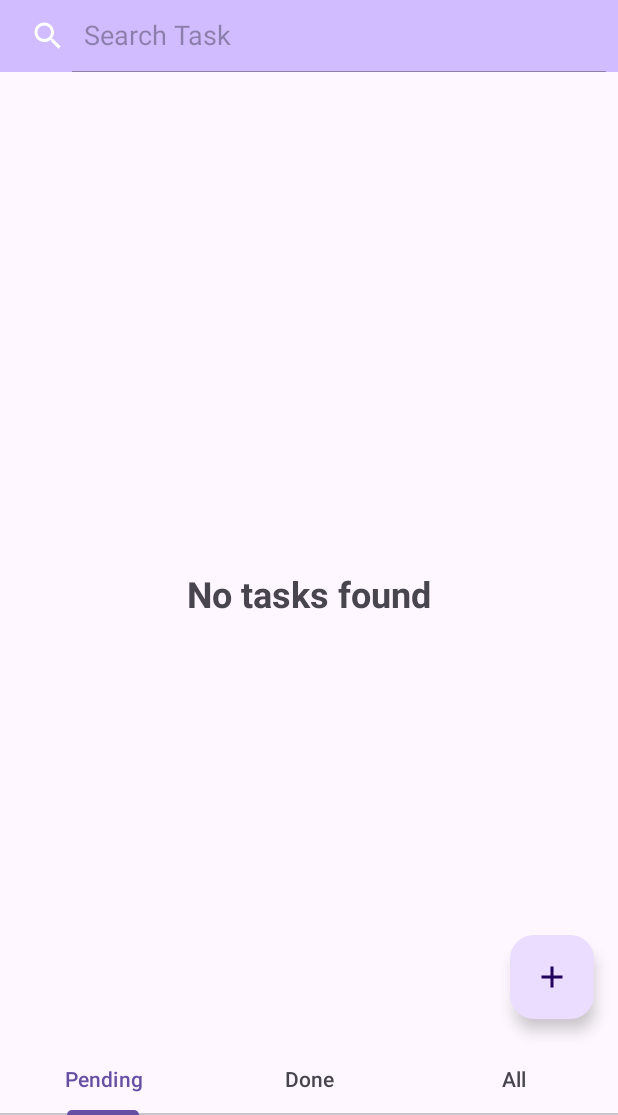
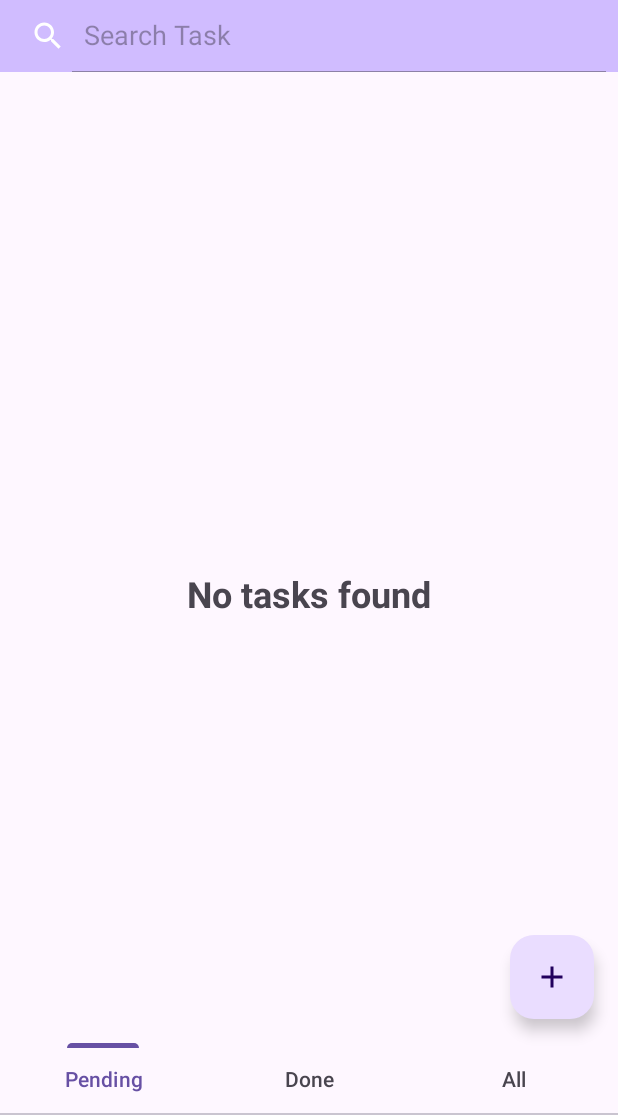
Before and after one commit to sif-zia/FirebaseTodo, an Android app: the screen it shows after launch once a user with an empty profile is signed in (MainActivity), on a phone screen of 412 x 824 dp, the part 121-1236 px from its top. Run offline under Robolectric (Android 15) with nearby library versions, the phone set to English and light mode, and no system bars; our stand-ins replace Firebase (no records; nobody signed in at launch, a user with empty details on screens opened directly).

Commit message:
Fixed the TabLayout not working button

```diff
--- a/app/src/main/res/layout/activity_main.xml
+++ b/app/src/main/res/layout/activity_main.xml
@@ -36,15 +36,6 @@
         </LinearLayout>
     </LinearLayout>
 
-    <!-- TabLayout for Tabs -->
-    <com.google.android.material.tabs.TabLayout
-        android:id="@+id/tab_layout"
-        android:layout_width="match_parent"
-        android:layout_height="wrap_content"
-        android:layout_alignParentBottom="true"
-        app:tabMode="fixed"
-        app:tabGravity="fill" />
-
     <SearchView
         android:id="@+id/sv"
         android:layout_width="match_parent"
@@ -77,4 +68,13 @@
         android:contentDescription="Add Task"
         app:srcCompat="@drawable/ic_add" />
 
+    <!-- TabLayout for Tabs -->
+    <com.google.android.material.tabs.TabLayout
+        android:id="@+id/tab_layout"
+        android:layout_width="match_parent"
+        android:layout_height="wrap_content"
+        android:layout_alignParentBottom="true"
+        app:tabMode="fixed"
+        app:tabIndicatorGravity="top"/>
+
 </RelativeLayout>
```
